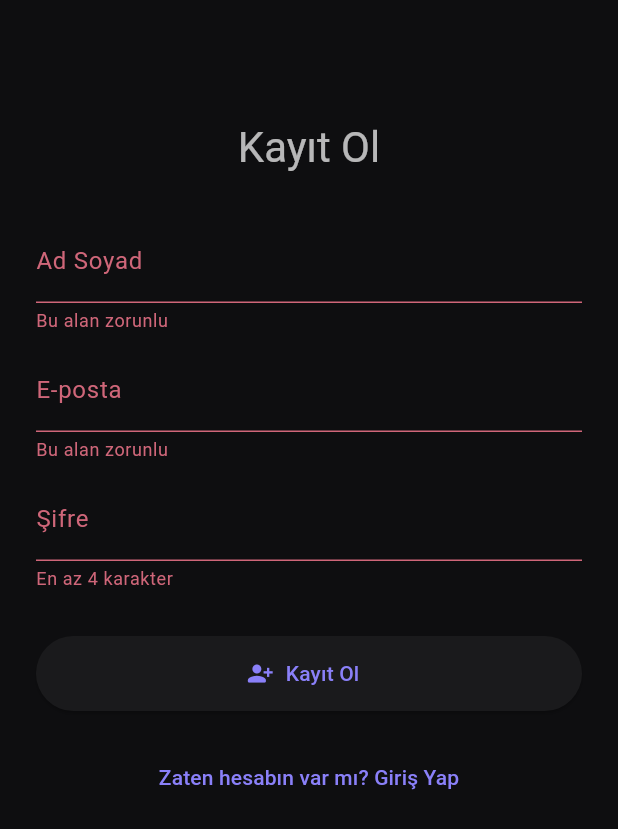
After one commit to HarunMercan1/PortfoyYonetimUygulamasi, a Flutter app: the RegisterScreen screen opened directly, after a tap on "Kayıt Ol", on a phone screen of 412 x 824 dp. The commit adds this screen. Shown: the top 829 px of the screen. Run offline on Flutter 3.47's test engine with Material 3 defaults, Android fonts, the phone set to English and light mode, and no system bars; our stand-ins replace fl_chart, flutter_secure_storage; accounts and stored records are empty; network calls fail.

Commit message:
Kayıt olma seçeneği eklendi v6.1

```diff
--- a/flutter/lib/data/api/api_service.dart
+++ b/flutter/lib/data/api/api_service.dart
@@ -145,4 +145,20 @@ class ApiService {
       throw Exception(jsonDecode(res.body)['message'] ?? 'Giriş hatası');
     }
   }
+
+  // --- KULLANICI KAYIT ---
+  static Future<Map<String, dynamic>> register(String name, String email, String password) async {
+    final res = await http.post(
+      Uri.parse('$baseUrl/auth/register'),
+      headers: {'Content-Type': 'application/json'},
+      body: jsonEncode({'name': name, 'email': email, 'password': password}),
+    );
+
+    if (res.statusCode == 200) {
+      return jsonDecode(res.body);
+    } else {
+      throw Exception(jsonDecode(res.body)['message'] ?? 'Kayıt hatası');
+    }
+  }
+
 }
--- a/flutter/lib/screens/auth/login_screen.dart
+++ b/flutter/lib/screens/auth/login_screen.dart
@@ -1,5 +1,6 @@
 import 'package:flutter/material.dart';
 import 'package:flutter_secure_storage/flutter_secure_storage.dart';
+import 'package:portfoy_yonetimi/screens/auth/register_screen.dart';
 import '../../data/api/api_service.dart';
 import '../main_page.dart';
 
@@ -91,6 +92,16 @@ class _LoginScreenState extends State<LoginScreen> {
                     minimumSize: const Size(double.infinity, 48),
                   ),
                 ),
+                TextButton(
+                  onPressed: () {
+                    Navigator.push(
+                      context,
+                      MaterialPageRoute(builder: (_) => const RegisterScreen()),
+                    );
+                  },
+                  child: const Text('Hesabın yok mu? Kayıt Ol'),
+                )
+
               ],
             ),
           ),
--- /dev/null
+++ b/flutter/lib/screens/auth/register_screen.dart
@@ -0,0 +1,114 @@
+import 'package:flutter/material.dart';
+import '../../data/api/api_service.dart';
+import 'login_screen.dart';
+
+class RegisterScreen extends StatefulWidget {
+  const RegisterScreen({super.key});
+
+  @override
+  State<RegisterScreen> createState() => _RegisterScreenState();
+}
+
+class _RegisterScreenState extends State<RegisterScreen> {
+  final _formKey = GlobalKey<FormState>();
+  final _nameCtrl = TextEditingController();
+  final _emailCtrl = TextEditingController();
+  final _passCtrl = TextEditingController();
+  bool _loading = false;
+
+  Future<void> _register() async {
+    if (!_formKey.currentState!.validate()) return;
+    setState(() => _loading = true);
+
+    try {
+      final res = await ApiService.register(
+        _nameCtrl.text.trim(),
+        _emailCtrl.text.trim(),
+        _passCtrl.text.trim(),
+      );
+
+      ScaffoldMessenger.of(context).showSnackBar(
+        SnackBar(content: Text(res['message'] ?? 'Kayıt başarılı ✅')),
+      );
+
+      Navigator.pushReplacement(
+        context,
+        MaterialPageRoute(builder: (_) => const LoginScreen()),
+      );
+    } catch (e) {
+      ScaffoldMessenger.of(context).showSnackBar(
+        SnackBar(content: Text('Kayıt hatası: $e')),
+      );
+    } finally {
+      setState(() => _loading = false);
+    }
+  }
+
+  @override
+  Widget build(BuildContext context) {
+    final cs = Theme.of(context).colorScheme;
+
+    return Scaffold(
+      body: SingleChildScrollView(
+        padding: EdgeInsets.only(
+          left: 24,
+          right: 24,
+          bottom: MediaQuery.of(context).viewInsets.bottom + 24,
+        ),
+        child: Form(
+          key: _formKey,
+          child: Column(
+            mainAxisAlignment: MainAxisAlignment.center,
+            children: [
+              const SizedBox(height: 80),
+              Text('Kayıt Ol', style: Theme.of(context).textTheme.headlineMedium),
+              const SizedBox(height: 30),
+
+              TextFormField(
+                controller: _nameCtrl,
+                decoration: const InputDecoration(labelText: 'Ad Soyad'),
+                validator: (v) => v!.isEmpty ? 'Bu alan zorunlu' : null,
+              ),
+              const SizedBox(height: 10),
+
+              TextFormField(
+                controller: _emailCtrl,
+                decoration: const InputDecoration(labelText: 'E-posta'),
+                validator: (v) => v!.isEmpty ? 'Bu alan zorunlu' : null,
+              ),
+              const SizedBox(height: 10),
+
+              TextFormField(
+                controller: _passCtrl,
+                obscureText: true,
+                decoration: const InputDecoration(labelText: 'Şifre'),
+                validator: (v) => v!.length < 4 ? 'En az 4 karakter' : null,
+              ),
+              const SizedBox(height: 30),
+
+              ElevatedButton.icon(
+                onPressed: _loading ? null : _register,
+                icon: const Icon(Icons.person_add_alt_1_rounded),
+                label: Text(_loading ? 'Kaydediliyor...' : 'Kayıt Ol'),
+                style: ElevatedButton.styleFrom(
+                  minimumSize: const Size(double.infinity, 50),
+                ),
+              ),
+              const SizedBox(height: 20),
+
+              TextButton(
+                onPressed: () => Navigator.pushReplacement(
+                  context,
+                  MaterialPageRoute(builder: (_) => const LoginScreen()),
+                ),
+                child: const Text('Zaten hesabın var mı? Giriş Yap'),
+              ),
+              const SizedBox(height: 40),
+            ],
+          ),
+        ),
+      ),
+    );
+
+  }
+}
```
